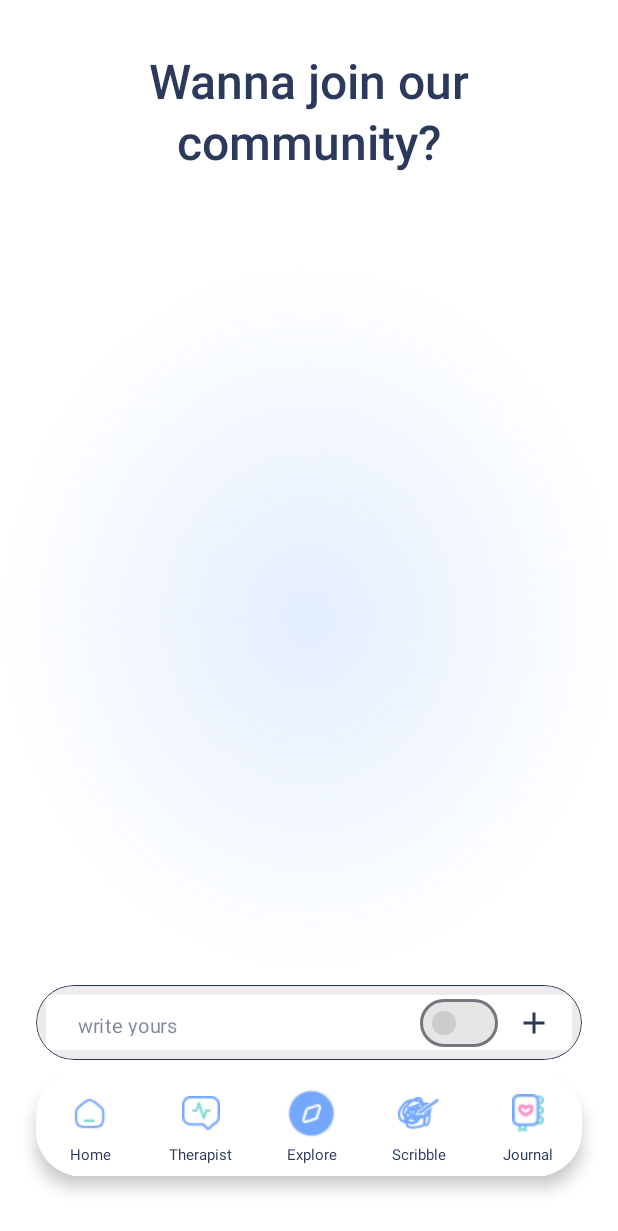
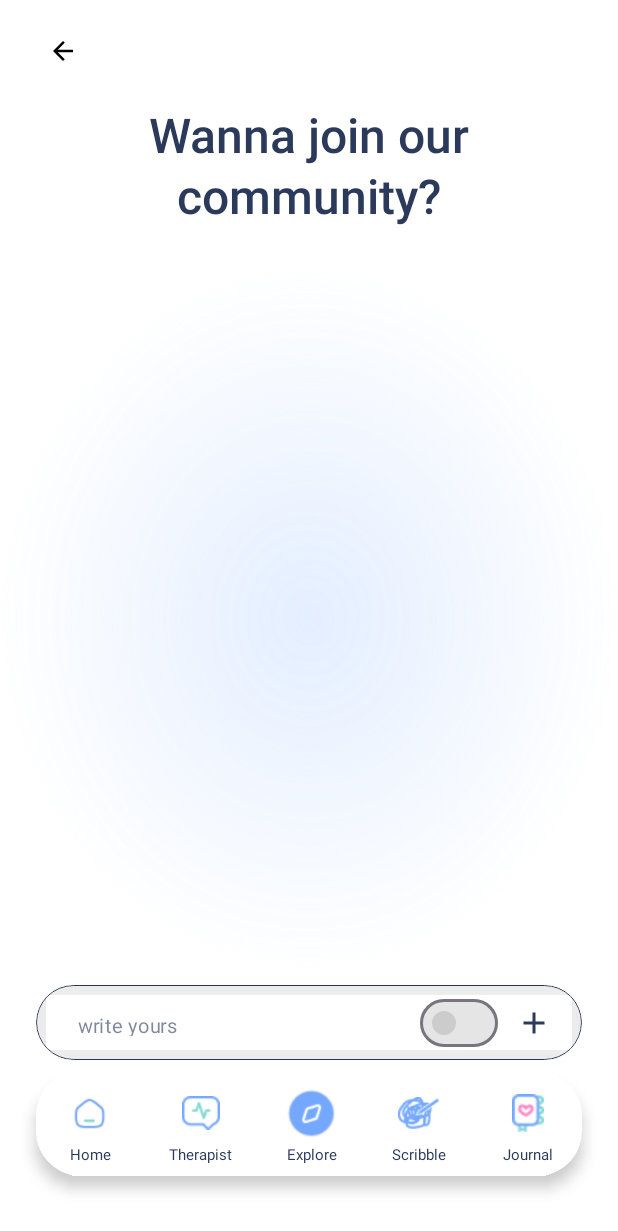
Before and after one commit to michaeldavidsinn/scribesoul, an Android app built with Jetpack Compose: the @Preview function JoinChatPreview, on a phone screen of 412 x 824 dp. Shown: the top 1231 px of the screen. Run offline under Robolectric (Android 15) with nearby library versions, the phone set to English and light mode, and no system bars.

Commit message:
add back button in joinchat

```diff
--- a/app/src/main/java/com/example/scribesoul/ui/screens/JoinChat.kt
+++ b/app/src/main/java/com/example/scribesoul/ui/screens/JoinChat.kt
@@ -3,6 +3,7 @@ package com.example.scribesoul.ui.screens
 import androidx.compose.foundation.Canvas
 import androidx.compose.foundation.Image
 import androidx.compose.foundation.background
+import androidx.compose.foundation.clickable
 import androidx.compose.foundation.layout.Arrangement
 import androidx.compose.foundation.layout.Box
 import androidx.compose.foundation.layout.Column
@@ -19,7 +20,9 @@ import androidx.compose.foundation.layout.wrapContentHeight
 import androidx.compose.foundation.lazy.LazyColumn
 import androidx.compose.foundation.lazy.itemsIndexed
 import androidx.compose.foundation.shape.CircleShape
+import androidx.compose.foundation.shape.RoundedCornerShape
 import androidx.compose.material.icons.Icons
+import androidx.compose.material.icons.filled.ArrowBack
 import androidx.compose.material.icons.filled.MoreVert
 import androidx.compose.material3.Card
 import androidx.compose.material3.CardDefaults
@@ -30,6 +33,7 @@ import androidx.compose.material3.Text
 import androidx.compose.runtime.Composable
 import androidx.compose.ui.Alignment
 import androidx.compose.ui.Modifier
+import androidx.compose.ui.draw.clip
 import androidx.compose.ui.geometry.Offset
 import androidx.compose.ui.graphics.Brush
 import androidx.compose.ui.graphics.Color
@@ -89,6 +93,28 @@ fun JoinChatScreen(navController: NavController) {
                         .fillMaxWidth(),
                     horizontalAlignment = Alignment.CenterHorizontally
                 ) {
+
+                    Row(
+                        modifier = Modifier
+                            .fillMaxWidth(),
+                        horizontalArrangement = Arrangement.Start
+                    ) {
+                        Box(
+                            modifier = Modifier
+                                .clip(RoundedCornerShape(50))
+
+                                .clickable { /* TODO: action back */ }
+                                .padding(horizontal = 16.dp, vertical = 8.dp)
+                        ) {
+                            Icon(
+                                imageVector = Icons.Default.ArrowBack,
+                                contentDescription = "Back",
+                                tint = Color.Black,
+                                modifier = Modifier.size(20.dp)
+                            )
+                        }
+                    }
+
                     Spacer(modifier = Modifier.height(20.dp))
 
                     Text(
```
